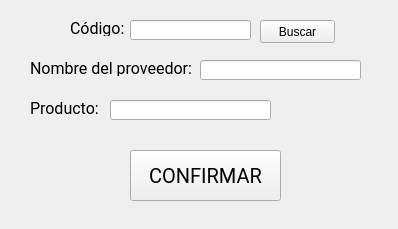
Qt form ui_files/editar_proveedores.ui (JaimeGrimaldo/AutomatasC3) before a commit.
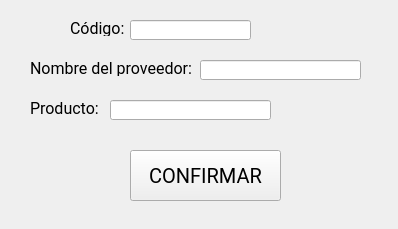
The same form after that commit.

```diff
--- a/ui_files/editar_proveedores.ui
+++ b/ui_files/editar_proveedores.ui
@@ -57,7 +57,7 @@
     <rect>
      <x>30</x>
      <y>100</y>
-     <width>171</width>
+     <width>81</width>
      <height>16</height>
     </rect>
    </property>
@@ -119,19 +119,6 @@
     <string>CONFIRMAR</string>
    </property>
   </widget>
-  <widget class="QPushButton" name="Boton_Buscar">
-   <property name="geometry">
-    <rect>
-     <x>260</x>
-     <y>20</y>
-     <width>75</width>
-     <height>23</height>
-    </rect>
-   </property>
-   <property name="text">
-    <string>Buscar</string>
-   </property>
-  </widget>
  </widget>
  <resources/>
  <connections/>
```
Left out of the diff: 6 changed lines with no effect on the pictures.
